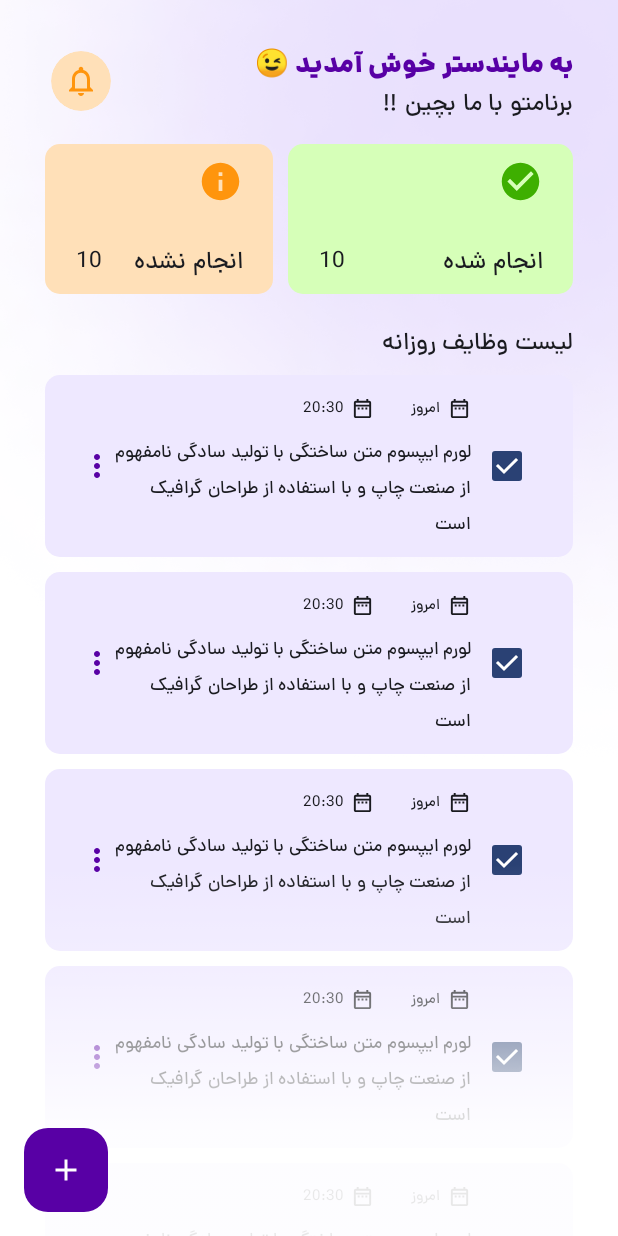
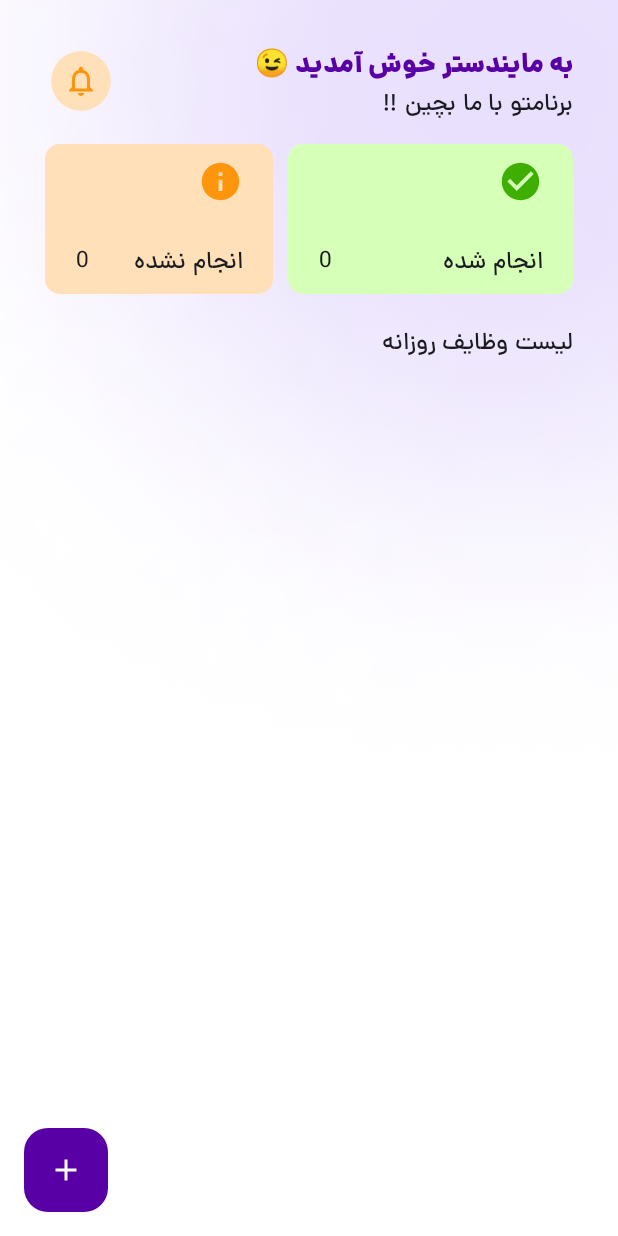
Before and after one commit to Taha-sabiri/TodoKotlinApp, an Android app built with Jetpack Compose: the screen it shows after launch (MainActivity), on a phone screen of 412 x 824 dp. Run offline under Robolectric (Android 15) with nearby library versions, the phone set to English and light mode, and no system bars; our stand-ins replace Room's generated code.

Commit message:
fix bugs

```diff
--- a/app/src/main/java/com/example/todolist/MainActivity.kt
+++ b/app/src/main/java/com/example/todolist/MainActivity.kt
@@ -7,31 +7,42 @@ import androidx.compose.runtime.Composable
 import androidx.navigation.compose.NavHost
 import androidx.navigation.compose.composable
 import androidx.navigation.compose.rememberNavController
+import androidx.room.Room
 import com.example.myapplication.ui.theme.TodoListTheme
+import com.example.todolist.data.AppDatabase
+import com.example.todolist.data.ItemRepository
 import com.example.todolist.view.HomeView
 import com.example.todolist.view.SplashView
+
 
 class MainActivity : ComponentActivity() {
     override fun onCreate(savedInstanceState: Bundle?) {
         super.onCreate(savedInstanceState)
+
+        // ساخت دیتابیس و repository
+        val database = Room.databaseBuilder(
+            applicationContext,
+            AppDatabase::class.java,
+            "todo_database"
+        ).build()
+        val repository = ItemRepository(database.itemDao())
+
         setContent {
-//            TodoListTheme {
-//                HomeView(navController = rememberNavController())
-//            }
-           AppNavigation()
+            TodoListTheme {
+                AppNavigation(repository)
+            }
         }
     }
 }
-
 @Composable
-fun AppNavigation() {
+fun AppNavigation(repository: ItemRepository) {
 
 
     val navController = rememberNavController()
     TodoListTheme() {
         NavHost(navController = navController, startDestination = "splash") {
             composable("splash") { SplashView(navController) }
-            composable("home") { HomeView(navController) }
+            composable("home") { HomeView(navController , repository) }
 
         }
     }
--- /dev/null
+++ b/app/src/main/java/com/example/todolist/database/AppDatabase.kt
@@ -0,0 +1,9 @@
+package com.example.todolist.data
+
+import androidx.room.Database
+import androidx.room.RoomDatabase
+
+@Database(entities = [ItemDataClass::class], version = 1)
+abstract class AppDatabase : RoomDatabase() {
+    abstract fun itemDao(): ItemDao
+}
--- /dev/null
+++ b/app/src/main/java/com/example/todolist/myInterface/ItemDao.kt
@@ -0,0 +1,26 @@
+package com.example.todolist.data
+
+import androidx.room.Dao
+import androidx.room.Delete
+import androidx.room.Insert
+import androidx.room.Query
+import androidx.room.Update
+import kotlinx.coroutines.flow.Flow
+
+@Dao
+interface ItemDao {
+    @Insert
+    suspend fun insert(item: ItemDataClass)
+
+    @Update
+    suspend fun update(item: ItemDataClass)
+
+    @Delete
+    suspend fun delete(item: ItemDataClass)
+
+    @Query("SELECT * FROM items ORDER BY id ASC")
+    fun getAllItems(): Flow<List<ItemDataClass>>
+
+    @Query("SELECT * FROM items WHERE id = :itemId")
+    suspend fun getItemById(itemId: Int): ItemDataClass?
+}
--- a/app/src/main/java/com/example/todolist/view/HomeView.kt
+++ b/app/src/main/java/com/example/todolist/view/HomeView.kt
@@ -8,7 +8,7 @@ import PR_ORANGE
 import PR_PURPLE
 import androidx.compose.foundation.Image
 import androidx.compose.foundation.background
-import androidx.compose.foundation.horizontalScroll
+import androidx.compose.foundation.clickable
 import androidx.compose.foundation.layout.Arrangement
 import androidx.compose.foundation.layout.Box
 import androidx.compose.foundation.layout.Column
@@ -28,8 +28,9 @@ import androidx.compose.material.icons.filled.CheckCircle
 import androidx.compose.material.icons.filled.Info
 import androidx.compose.material.icons.outlined.Add
 import androidx.compose.material.icons.outlined.DateRange
-import androidx.compose.material.icons.outlined.MoreVert
+import androidx.compose.material.icons.outlined.Delete
 import androidx.compose.material.icons.outlined.Notifications
+import androidx.compose.material3.Button
 import androidx.compose.material3.Checkbox
 import androidx.compose.material3.ExperimentalMaterial3Api
 import androidx.compose.material3.FloatingActionButton
@@ -37,33 +38,92 @@ import androidx.compose.material3.FloatingActionButtonDefaults
 import androidx.compose.material3.Icon
 import androidx.compose.material3.IconButton
 import androidx.compose.material3.IconButtonDefaults
+import androidx.compose.material3.ModalBottomSheet
 import androidx.compose.material3.Scaffold
 import androidx.compose.material3.Text
+import androidx.compose.material3.TextField
+import androidx.compose.material3.rememberModalBottomSheetState
 import androidx.compose.runtime.Composable
+import androidx.compose.runtime.collectAsState
+import androidx.compose.runtime.getValue
+import androidx.compose.runtime.mutableStateOf
+import androidx.compose.runtime.remember
+import androidx.compose.runtime.rememberCoroutineScope
+import androidx.compose.runtime.setValue
+import androidx.compose.runtime.toMutableStateList
 import androidx.compose.ui.Alignment
 import androidx.compose.ui.Modifier
 import androidx.compose.ui.graphics.Color
 import androidx.compose.ui.layout.ContentScale
 import androidx.compose.ui.res.painterResource
 import androidx.compose.ui.text.font.FontWeight
-import androidx.compose.ui.text.style.TextOverflow
 import androidx.compose.ui.unit.dp
 import androidx.compose.ui.unit.sp
+import androidx.lifecycle.viewmodel.compose.viewModel
 import androidx.navigation.NavController
 import com.example.todolist.R
+import com.example.todolist.data.ItemDataClass
+import com.example.todolist.data.ItemRepository
+import com.example.todolist.ui.ItemViewModel
 
 @OptIn(ExperimentalMaterial3Api::class)
 @Composable
-fun HomeView(navController: NavController) {
+fun HomeView(navController: NavController, repository: ItemRepository) {
+
+    val sheetState = rememberModalBottomSheetState()
+    val scope = rememberCoroutineScope()
+    var showBottomSheet by remember { mutableStateOf(false) }
+    var titleInput by remember { mutableStateOf("") }
+    val viewModel = remember { ItemViewModel(repository) }
+
+
+    val items by viewModel.allItems.collectAsState(initial = emptyList())
     Scaffold(floatingActionButton = {
         FloatingActionButton(
-            onClick = { /*TODO*/ },
+            onClick = { showBottomSheet = true },
             containerColor = PR_PURPLE,
             elevation = FloatingActionButtonDefaults.elevation(0.dp)
         ) {
             Icon(imageVector = Icons.Outlined.Add, contentDescription = "", tint = Color.White)
         }
     }) { PaddingValues ->
+        if (showBottomSheet) {
+            ModalBottomSheet(
+                onDismissRequest = {
+                    showBottomSheet = false
+                },
+                sheetState = sheetState,
+                modifier = Modifier
+                    .fillMaxWidth()
+                    .height(900.dp)
+            ) {
+                // Sheet content
+                Column(Modifier.padding(20.dp)) {
+
+                    TextField(
+                        modifier = Modifier.fillMaxWidth(),
+                        minLines = 2,
+
+                        value = titleInput,
+                        onValueChange = { item -> titleInput = item },
+                        placeholder = { Text(text = "متن را وارد  کنید ... ") },
+                        label = {
+                            Text(
+                                text = "شرح وظیفه"
+                            )
+                        })
+                    Spacer(modifier = Modifier.height(10.dp))
+                    Button(
+                        modifier = Modifier.fillMaxWidth(),
+                        shape = RoundedCornerShape(10.dp),
+                        onClick = {
+                            viewModel.insert(ItemDataClass(title = titleInput))
+                        }) {
+                        Text("افزودن")
+                    }
+                }
+            }
+        }
         Column(
             modifier = Modifier
                 .padding(PaddingValues)
@@ -89,7 +149,7 @@ fun HomeView(navController: NavController) {
                 ) {
 
                     HeaderSection()
-                    InfoSection()
+                    InfoSection(items)
                     Spacer(modifier = Modifier.height(20.dp))
                     Text(text = "لیست وظایف روزانه")
                     Spacer(modifier = Modifier.height(10.dp))
@@ -99,20 +159,27 @@ fun HomeView(navController: NavController) {
                             .verticalScroll(rememberScrollState()),
                         verticalArrangement = Arrangement.spacedBy(10.dp)
                     ) {
-                        ItemWidget()
-                        ItemWidget()
-                        ItemWidget()
-                        ItemWidget()
-                        ItemWidget()
-                        ItemWidget()
+                        items.forEachIndexed() { index, item ->
+                            ItemWidget(item.title, item.isCheck , onRemove = {viewModel.delete(item)} , onCheckedChange = { isChecked ->
+                                viewModel.update(item.copy(isCheck = isChecked))
+
+                            })
+                        }
+
+
                         Spacer(modifier = Modifier.height(200.dp))
                     }
 
                 }
-                Image(painterResource(id = R.drawable.gradient), contentDescription = "" , modifier = Modifier
-                    .fillMaxWidth()
-                    .fillMaxHeight()
-                    .align(Alignment.BottomEnd), contentScale = ContentScale.Crop)
+                Image(
+                    painterResource(id = R.drawable.gradient),
+                    contentDescription = "",
+                    modifier = Modifier
+                        .fillMaxWidth()
+                        .fillMaxHeight()
+                        .align(Alignment.BottomEnd),
+                    contentScale = ContentScale.Crop
+                )
 
             }
 
@@ -121,7 +188,12 @@ fun HomeView(navController: NavController) {
 }
 
 @Composable
-private fun ItemWidget() {
+private fun ItemWidget(
+    title: String,
+    check: Boolean,
+    onCheckedChange: (Boolean) -> Unit,
+    onRemove: () -> Unit
+) {
     Row(
         Modifier
             .background(PR_LIGHT_PURPLE, shape = RoundedCornerShape(10.dp))
@@ -131,7 +203,7 @@ private fun ItemWidget() {
         verticalAlignment = Alignment.CenterVertically
     ) {
 
-        Checkbox(checked = true, onCheckedChange = {})
+        Checkbox(checked = check, onCheckedChange = onCheckedChange)
 
         Column {
             Row(
@@ -181,19 +253,26 @@ private fun ItemWidget() {
 
             Row(Modifier.fillMaxWidth(0.9f)) {
                 Text(
-                    text = "لورم ایپسوم متن ساختگی با تولید سادگی نامفهوم از صنعت چاپ و با استفاده از طراحان گرافیک است",
+                    text = title,
                     fontSize = 12.sp
                 )
             }
         }
-        Icon(imageVector = Icons.Outlined.MoreVert, contentDescription = "", tint = PR_PURPLE)
+        Icon(
+            imageVector = Icons.Outlined.Delete,
+            contentDescription = "",
+            tint = PR_PURPLE,
+            modifier = Modifier.clickable { onRemove() })
 
 
     }
 }
 
 @Composable
-private fun InfoSection() {
+private fun InfoSection(items: List<ItemDataClass>) {
+    val totalChecked = items.count { it.isCheck }
+    val totalUnChecked = items.count { !it.isCheck }
+
     Row(Modifier.fillMaxWidth()) {
         Column(
             Modifier
@@ -218,7 +297,7 @@ private fun InfoSection() {
                 horizontalArrangement = Arrangement.SpaceBetween
             ) {
                 Text(text = "انجام شده")
-                Text(text = "10", fontSize = 15.sp)
+                Text(text = totalChecked.toString(), fontSize = 15.sp)
             }
 
         }
@@ -245,7 +324,7 @@ private fun InfoSection() {
                 horizontalArrangement = Arrangement.SpaceBetween
             ) {
                 Text(text = "انجام نشده")
-                Text(text = "10", fontSize = 15.sp)
+                Text(text = totalUnChecked.toString(), fontSize = 15.sp)
             }
 
         }
--- /dev/null
+++ b/app/src/main/java/com/example/todolist/viewModel/ItemViewModel.kt
@@ -0,0 +1,23 @@
+package com.example.todolist.ui
+
+import androidx.lifecycle.ViewModel
+import androidx.lifecycle.viewModelScope
+import com.example.todolist.data.ItemDataClass
+import com.example.todolist.data.ItemRepository
+import kotlinx.coroutines.launch
+
+class ItemViewModel(private val repository: ItemRepository) : ViewModel() {
+    val allItems = repository.allItems
+
+    fun insert(item: ItemDataClass) = viewModelScope.launch {
+        repository.insert(item)
+    }
+
+    fun update(item: ItemDataClass) = viewModelScope.launch {
+        repository.update(item)
+    }
+
+    fun delete(item: ItemDataClass) = viewModelScope.launch {
+        repository.delete(item)
+    }
+}
--- a/build.gradle.kts
+++ b/build.gradle.kts
@@ -2,4 +2,6 @@
 plugins {
     alias(libs.plugins.androidApplication) apply false
     alias(libs.plugins.jetbrainsKotlinAndroid) apply false
+    id("com.google.devtools.ksp") version "1.9.0-1.0.13" apply false
+
 }
```
Also changed, not shown: app/build.gradle.kts (+7 -0 lines), app/src/main/java/com/example/todolist/data/ItemDataClass.kt (added, +12 -0 lines), app/src/main/java/com/example/todolist/repo/ItemRepository.kt (added, +23 -0 lines).
